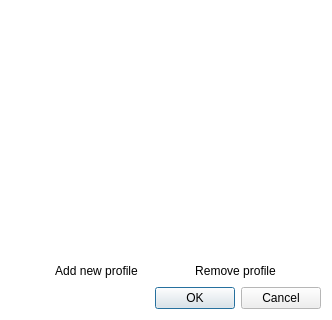
The window that src/ui/qgsuserprofileselectiondialog.ui (qgis/QGIS) describes before a commit, drawn with Qt 5; both pictures show x 0 to 332 and y 151 to 471 of the 332 by 471 pixel window.
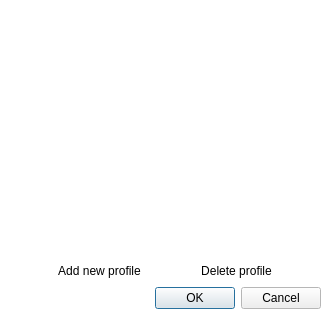
The same window after the commit. Icons and pictures are not drawn.

Patch:
```diff
--- a/src/ui/qgsuserprofileselectiondialog.ui
+++ b/src/ui/qgsuserprofileselectiondialog.ui
@@ -175,7 +175,7 @@
      <item>
       <widget class="QToolButton" name="mRemoveProfileButton">
        <property name="text">
-        <string>Remove profile</string>
+        <string>Delete profile</string>
        </property>
        <property name="icon">
         <iconset resource="../../images/images.qrc">
```
Left out of the diff: 2 changed lines with no effect on the pictures.
